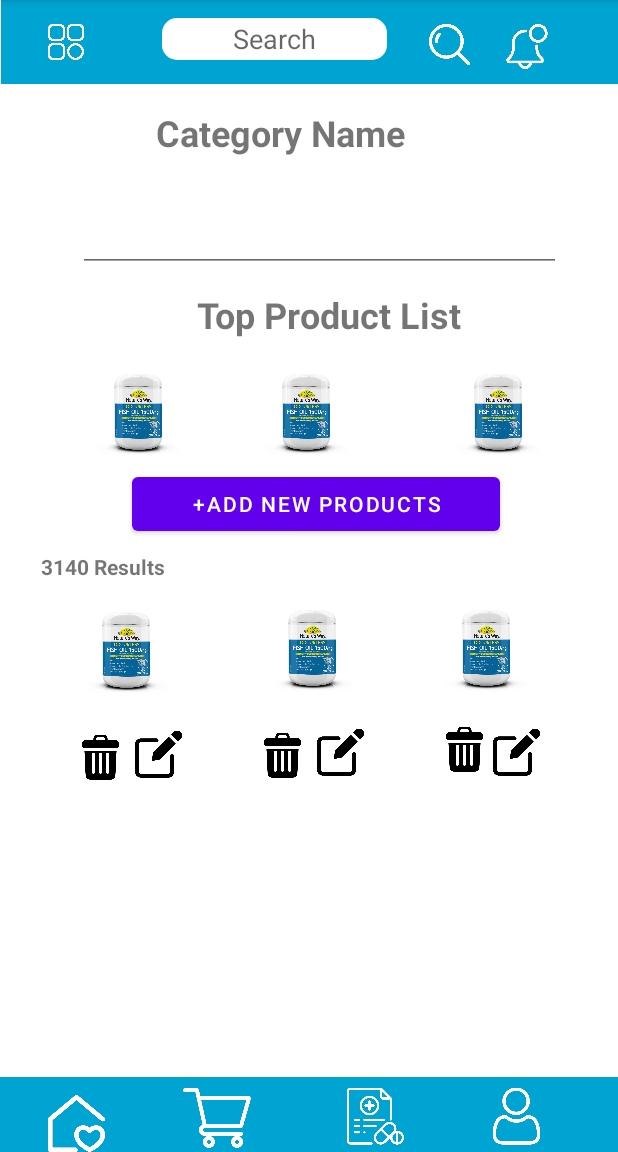
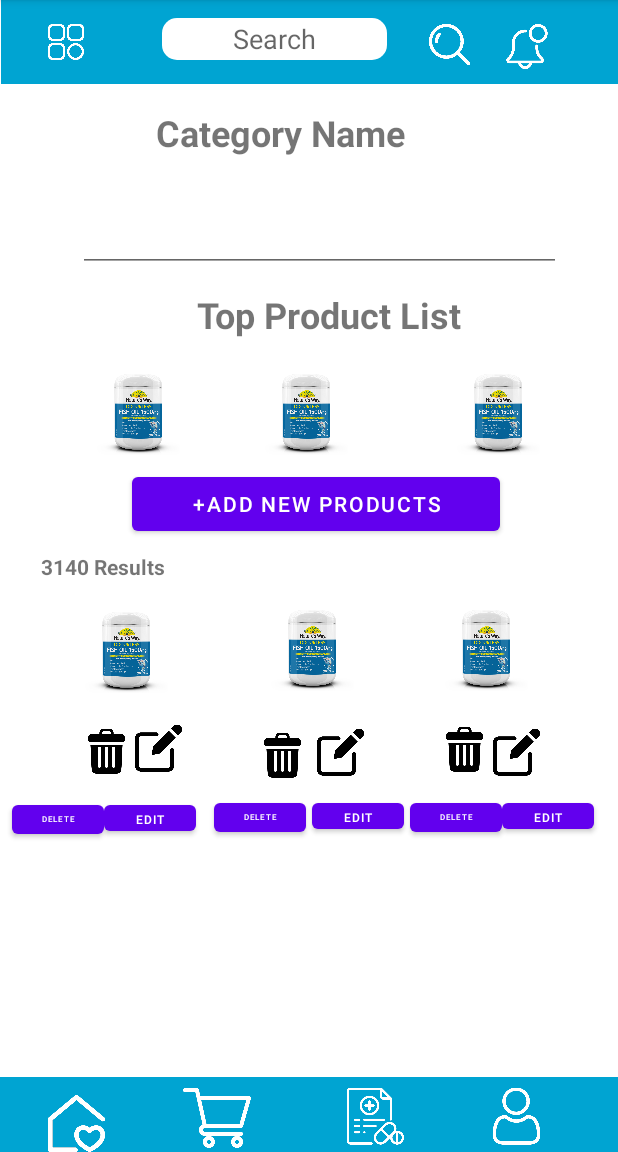
Before and after one commit to ThisaraniNanayakkara/Visionaries, an Android app: the ProductListadmin screen opened directly, with no data from a screen before it, on a phone screen of 412 x 824 dp, the part 84-1236 px from its top. Run offline under Robolectric (Android 15) with nearby library versions, the phone set to English and light mode, and no system bars.

Commit message:
Implemented productlist path to edit&delete page

```diff
--- a/app/build.gradle
+++ b/app/build.gradle
@@ -39,6 +39,8 @@ dependencies {
     androidTestImplementation 'androidx.test.espresso:espresso-core:3.4.0'
     implementation platform('com.google.firebase:firebase-bom:28.4.1')
     implementation 'com.google.firebase:firebase-database'
+    //Realtime datbase
+    implementation 'com.firebaseui:firebase-ui-database:4.3.2'
     implementation 'androidx.recyclerview:recyclerview:1.0.0'
     implementation "androidx.cardview:cardview:1.0.0"
 }
--- a/app/src/main/java/com/mad2021/sethsaha/MainActivity.java
+++ b/app/src/main/java/com/mad2021/sethsaha/MainActivity.java
@@ -55,7 +55,7 @@ public class MainActivity extends AppCompatActivity {
         }
         btn_submit.setOnClickListener(v->
         {
-            Products products = new Products(addPD.getText().toString(),addPname.getText().toString(),addPrice.getText().length(),addWeight.getText().length(),addDate.getText().length(),addDes.getText().toString());
+            Products products = new Products(addPD.getText().toString(),addPname.getText().toString(),Integer.parseInt(addPrice.getText().toString()),Integer.parseInt(addWeight.getText().toString()),addDate.getText().toString(),addDes.getText().toString());
             if(pro_edit == null)
             {
                 daoProducts.add(products).addOnSuccessListener(suc ->
--- a/app/src/main/java/com/mad2021/sethsaha/ProductListadmin.java
+++ b/app/src/main/java/com/mad2021/sethsaha/ProductListadmin.java
@@ -1,6 +1,8 @@
 package com.mad2021.sethsaha;
 
+import android.content.Intent;
 import android.os.Bundle;
+import android.widget.Button;
 
 import androidx.appcompat.app.AppCompatActivity;
 
@@ -10,5 +12,25 @@ public class ProductListadmin extends AppCompatActivity {
     protected void onCreate(Bundle savedInstanceState) {
         super.onCreate(savedInstanceState);
         setContentView(R.layout.productlistadmin);
+        Button btn_addlist = findViewById(R.id.add_btn);
+        btn_addlist.setOnClickListener(v->
+        {
+            Intent intent =new Intent(ProductListadmin.this,MainActivity.class);
+            startActivity(intent);
+        });
+
+        Button btn_editlist = findViewById(R.id.edit_btnlist);
+        btn_editlist.setOnClickListener(v->
+        {
+            Intent intent =new Intent(ProductListadmin.this,EditProduct.class);
+            startActivity(intent);
+        });
+
+        Button btn_deletelist = findViewById(R.id.btn_delete_list);
+        btn_deletelist.setOnClickListener(v->
+        {
+            Intent intent =new Intent(ProductListadmin.this,DeleteProduct.class);
+            startActivity(intent);
+        });
     }
 }
--- a/app/src/main/java/com/mad2021/sethsaha/ProductVH.java
+++ b/app/src/main/java/com/mad2021/sethsaha/ProductVH.java
@@ -12,6 +12,7 @@ public class ProductVH extends RecyclerView.ViewHolder {
         super(itemView);
         txt_id = itemView.findViewById(R.id.txt_id);
         txt_name = itemView.findViewById(R.id.txt_name);
+//        txt_price = itemView.findViewById(R.id.txt_price);
         txt_option = itemView.findViewById(R.id.txt_option);
     }
 }
--- a/app/src/main/java/com/mad2021/sethsaha/Products.java
+++ b/app/src/main/java/com/mad2021/sethsaha/Products.java
@@ -14,12 +14,12 @@ public class Products implements Serializable {
     private String pname;
     private int price;
     private int weight;
-    private int edate;
+    private String edate;
     private String des;
 
     public Products(){}
 
-    public Products(String ID, String pname, int price, int weight, int edate, String des) {
+    public Products(String ID, String pname, int price, int weight, String edate, String des) {
         this.ID = ID;
         this.pname = pname;
         this.price = price;
@@ -60,11 +60,11 @@ public class Products implements Serializable {
         this.weight = weight;
     }
 
-    public int getEdate() {
+    public String getEdate() {
         return edate;
     }
 
-    public void setEdate(int edate) {
+    public void setEdate(String edate) {
         this.edate = edate;
     }
 
--- a/app/src/main/java/com/mad2021/sethsaha/RVAdapter.java
+++ b/app/src/main/java/com/mad2021/sethsaha/RVAdapter.java
@@ -46,6 +46,7 @@ public class RVAdapter extends RecyclerView.Adapter<RecyclerView.ViewHolder>
         Products products = e==null? list.get(position):e;
         vh.txt_id.setText(products.getID());
         vh.txt_name.setText(products.getPname());
+//        vh.txt_price.setText(products.getPname());
         vh.txt_option.setOnClickListener(v->
         {
             PopupMenu popupMenu =new PopupMenu(context,vh.txt_option);
--- a/app/src/main/res/layout/layout_item.xml
+++ b/app/src/main/res/layout/layout_item.xml
@@ -42,13 +42,13 @@
                 android:textSize="20sp"
                 android:layout_marginBottom="5dp"
                 android:id="@+id/txt_name"/>
-            <TextView
-                android:layout_width="match_parent"
-                android:layout_height="wrap_content"
-                android:text="Text"
-                android:textSize="20sp"
-                android:layout_marginBottom="5dp"
-                android:id="@+id/txt_price"/>
+<!--            <TextView-->
+<!--                android:layout_width="match_parent"-->
+<!--                android:layout_height="wrap_content"-->
+<!--                android:text="Text"-->
+<!--                android:textSize="20sp"-->
+<!--                android:layout_marginBottom="5dp"-->
+<!--                android:id="@+id/txt_price"/>-->
         </LinearLayout>
     </LinearLayout>
 
--- a/app/src/main/res/layout/productlistadmin.xml
+++ b/app/src/main/res/layout/productlistadmin.xml
@@ -5,6 +5,28 @@
     android:layout_width="match_parent"
     android:layout_height="match_parent"
     tools:context=".ProductListadmin">
+
+    <Button
+        android:id="@+id/button4"
+        android:layout_width="61dp"
+        android:layout_height="31dp"
+        android:layout_marginStart="12dp"
+        android:layout_marginTop="8dp"
+        android:text="@string/deletebtn"
+        android:textSize="5sp"
+        app:layout_constraintStart_toEndOf="@+id/edit_btnlist"
+        app:layout_constraintTop_toBottomOf="@+id/imageView23" />
+
+    <Button
+        android:id="@+id/button14"
+        android:layout_width="61dp"
+        android:layout_height="31dp"
+        android:layout_marginStart="4dp"
+        android:layout_marginTop="12dp"
+        android:text="@string/deletebtn"
+        android:textSize="5sp"
+        app:layout_constraintStart_toEndOf="@+id/button13"
+        app:layout_constraintTop_toBottomOf="@+id/imageView25" />
 
     <ImageView
         android:id="@+id/imageView23"
@@ -167,14 +189,14 @@
         android:textAlignment="center"
         android:textStyle="bold"
         app:layout_constraintStart_toStartOf="parent"
-        app:layout_constraintTop_toBottomOf="@+id/button4" />
+        app:layout_constraintTop_toBottomOf="@+id/add_btn" />
 
     <ImageView
         android:id="@+id/imageView21"
         android:layout_width="30dp"
         android:layout_height="36dp"
-        android:layout_marginStart="52dp"
-        android:layout_marginTop="16dp"
+        android:layout_marginStart="56dp"
+        android:layout_marginTop="12dp"
         app:layout_constraintStart_toStartOf="parent"
         app:layout_constraintTop_toBottomOf="@+id/imageView8"
         app:srcCompat="@drawable/trash" />
@@ -193,8 +215,8 @@
         android:id="@+id/imageView22"
         android:layout_width="31dp"
         android:layout_height="32dp"
-        android:layout_marginStart="8dp"
-        android:layout_marginTop="16dp"
+        android:layout_marginStart="4dp"
+        android:layout_marginTop="12dp"
         app:layout_constraintStart_toEndOf="@+id/imageView21"
         app:layout_constraintTop_toBottomOf="@+id/imageView8"
         app:srcCompat="@drawable/edit" />
@@ -220,7 +242,7 @@
         app:srcCompat="@drawable/edit" />
 
     <Button
-        android:id="@+id/button4"
+        android:id="@+id/add_btn"
         android:layout_width="245dp"
         android:layout_height="48dp"
         android:layout_marginStart="88dp"
@@ -275,7 +297,7 @@
         android:layout_marginStart="68dp"
         android:layout_marginTop="36dp"
         app:layout_constraintStart_toEndOf="@+id/imageView8"
-        app:layout_constraintTop_toBottomOf="@+id/button4"
+        app:layout_constraintTop_toBottomOf="@+id/add_btn"
         app:srcCompat="@drawable/fishoil" />
 
     <ImageView
@@ -285,7 +307,49 @@
         android:layout_marginStart="60dp"
         android:layout_marginTop="36dp"
         app:layout_constraintStart_toEndOf="@+id/imageView12"
-        app:layout_constraintTop_toBottomOf="@+id/button4"
+        app:layout_constraintTop_toBottomOf="@+id/add_btn"
         app:srcCompat="@drawable/fishoil" />
 
+    <Button
+        android:id="@+id/btn_delete_list"
+        android:layout_width="61dp"
+        android:layout_height="31dp"
+        android:layout_marginStart="8dp"
+        android:layout_marginTop="12dp"
+        android:text="@string/deletebtn"
+        android:textSize="5sp"
+        app:layout_constraintStart_toStartOf="parent"
+        app:layout_constraintTop_toBottomOf="@+id/imageView21" />
+
+    <Button
+        android:id="@+id/edit_btnlist"
+        android:layout_width="61dp"
+        android:layout_height="29dp"
+        android:layout_marginTop="16dp"
+        android:text="@string/Edit"
+        android:textSize="8sp"
+        app:layout_constraintStart_toEndOf="@+id/btn_delete_list"
+        app:layout_constraintTop_toBottomOf="@+id/imageView22" />
+
+    <Button
+        android:id="@+id/button13"
+        android:layout_width="61dp"
+        android:layout_height="29dp"
+        android:layout_marginStart="4dp"
+        android:layout_marginTop="12dp"
+        android:text="@string/Edit"
+        android:textSize="8sp"
+        app:layout_constraintStart_toEndOf="@+id/button4"
+        app:layout_constraintTop_toBottomOf="@+id/imageView24" />
+
+    <Button
+        android:id="@+id/button15"
+        android:layout_width="61dp"
+        android:layout_height="29dp"
+        android:layout_marginTop="12dp"
+        android:text="@string/Edit"
+        android:textSize="8sp"
+        app:layout_constraintStart_toEndOf="@+id/button14"
+        app:layout_constraintTop_toBottomOf="@+id/imageView26" />
+
 </androidx.constraintlayout.widget.ConstraintLayout>
--- a/app/src/main/res/values/strings.xml
+++ b/app/src/main/res/values/strings.xml
@@ -47,4 +47,7 @@
     <string name="popularcategories">Explore Popular Categories</string>
     <string name="Open">btnopen</string>
     <string name="btnopen">open</string>
+    <string name="Edit">edit</string>
+    <string name="delete">deletebtn</string>
+    <string name="deletebtn">delete</string>
 </resources>
```
